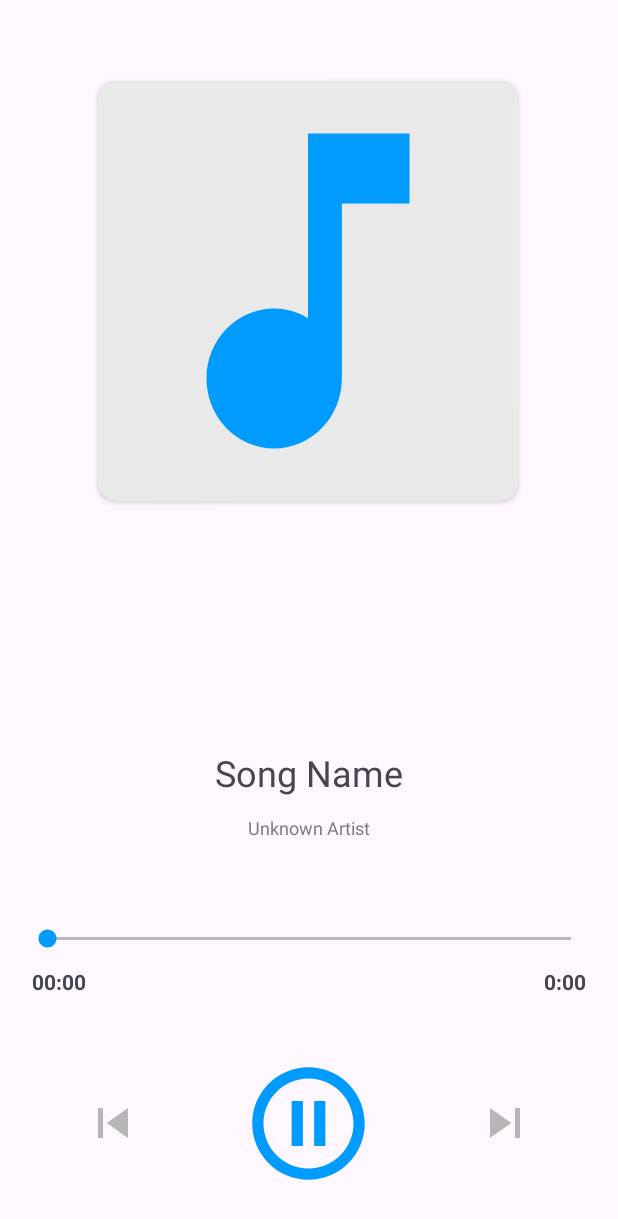
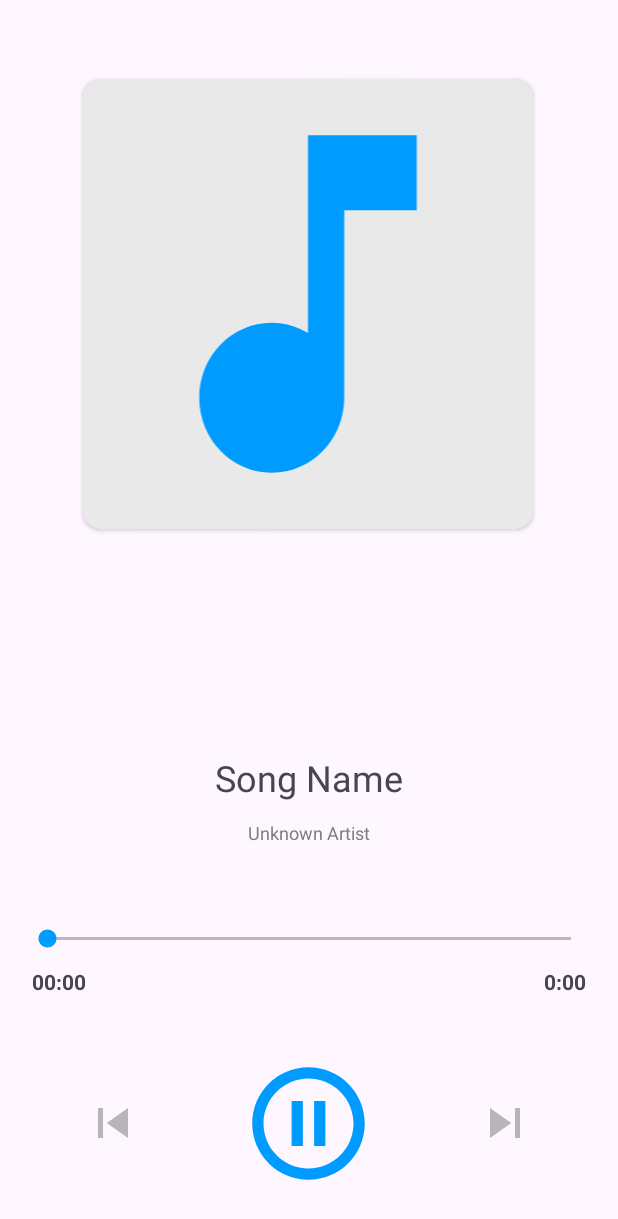
Before and after one commit to ricky40kr/Muzic, an Android app: the PlayerActivity screen opened directly, with no data from a screen before it, on a phone screen of 412 x 824 dp. Shown: the top 1219 px of the screen. Run offline under Robolectric (Android 15) with nearby library versions, the phone set to English and light mode, and no system bars; 7 statements that could not run were skipped.

Commit message:
Version 1.1

```diff
--- a/app/src/main/java/com/example/muzic/adapter/SongListAdapter.java
+++ b/app/src/main/java/com/example/muzic/adapter/SongListAdapter.java
@@ -11,16 +11,15 @@ import android.view.animation.Animation;
 import android.view.animation.AnimationUtils;
 import android.widget.ImageView;
 import android.widget.TextView;
-import android.widget.Toast;
 
 import androidx.annotation.NonNull;
 import androidx.recyclerview.widget.RecyclerView;
 
 import com.airbnb.lottie.LottieAnimationView;
-import com.example.muzic.util.PlayerActivity;
 import com.example.muzic.R;
 import com.example.muzic.model.MediaPlayerSingleton;
 import com.example.muzic.model.SongModel;
+import com.example.muzic.util.PlayerActivity;
 
 import java.util.ArrayList;
 import java.util.concurrent.TimeUnit;
--- a/app/src/main/java/com/example/muzic/model/SongModel.java
+++ b/app/src/main/java/com/example/muzic/model/SongModel.java
@@ -65,6 +65,7 @@ public class SongModel implements Parcelable {
         title = in.readString();
         duration = in.readString();
         artist=in.readString();
+        albumArt= Uri.parse(in.readString());
     }
 
     public static final Creator<SongModel> CREATOR = new Creator<SongModel>() {
@@ -90,5 +91,6 @@ public class SongModel implements Parcelable {
         dest.writeString(title);
         dest.writeString(duration);
         dest.writeString(artist);
+        dest.writeString(String.valueOf(albumArt));
     }
 }
--- a/app/src/main/java/com/example/muzic/util/PlayerActivity.java
+++ b/app/src/main/java/com/example/muzic/util/PlayerActivity.java
@@ -83,7 +83,7 @@ public class PlayerActivity extends AppCompatActivity{
             }
         });
 
-//        mediaPlayer.setOnCompletionListener(mediaPlayer-> playNextSong());
+        mediaPlayer.setOnCompletionListener(mediaPlayer-> playNextSong());
 
     }
 
--- a/app/src/main/res/layout/activity_main.xml
+++ b/app/src/main/res/layout/activity_main.xml
@@ -45,7 +45,7 @@
         <androidx.recyclerview.widget.RecyclerView
             android:id="@+id/recycler_list"
             android:layout_width="match_parent"
-            android:layout_height="wrap_content" />
+            android:layout_height="wrap_content"/>
 
     </ScrollView>
 
--- a/app/src/main/res/layout/activity_player.xml
+++ b/app/src/main/res/layout/activity_player.xml
@@ -45,8 +45,8 @@
 
     <androidx.cardview.widget.CardView
         android:id="@+id/cardViewArt"
-        android:layout_width="280dp"
-        android:layout_height="280dp"
+        android:layout_width="300dp"
+        android:layout_height="300dp"
         android:layout_above="@id/controls"
         android:scaleType="centerCrop"
         android:layout_marginTop="30dp"
--- a/app/src/main/res/layout/song_row.xml
+++ b/app/src/main/res/layout/song_row.xml
@@ -20,8 +20,8 @@
             android:layout_gravity="center">
 
             <androidx.cardview.widget.CardView
-                android:layout_width="64dp"
-                android:layout_height="64dp">
+                android:layout_width="68dp"
+                android:layout_height="68dp">
 
                 <ImageView
                     android:id="@+id/song_logo"
```
